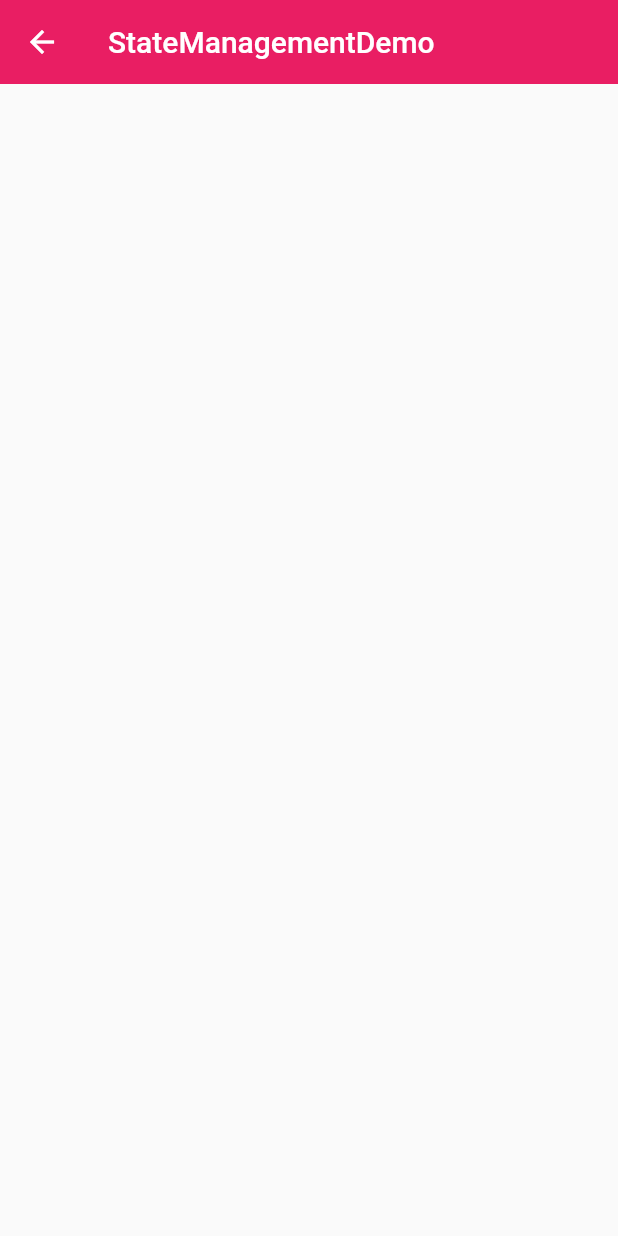
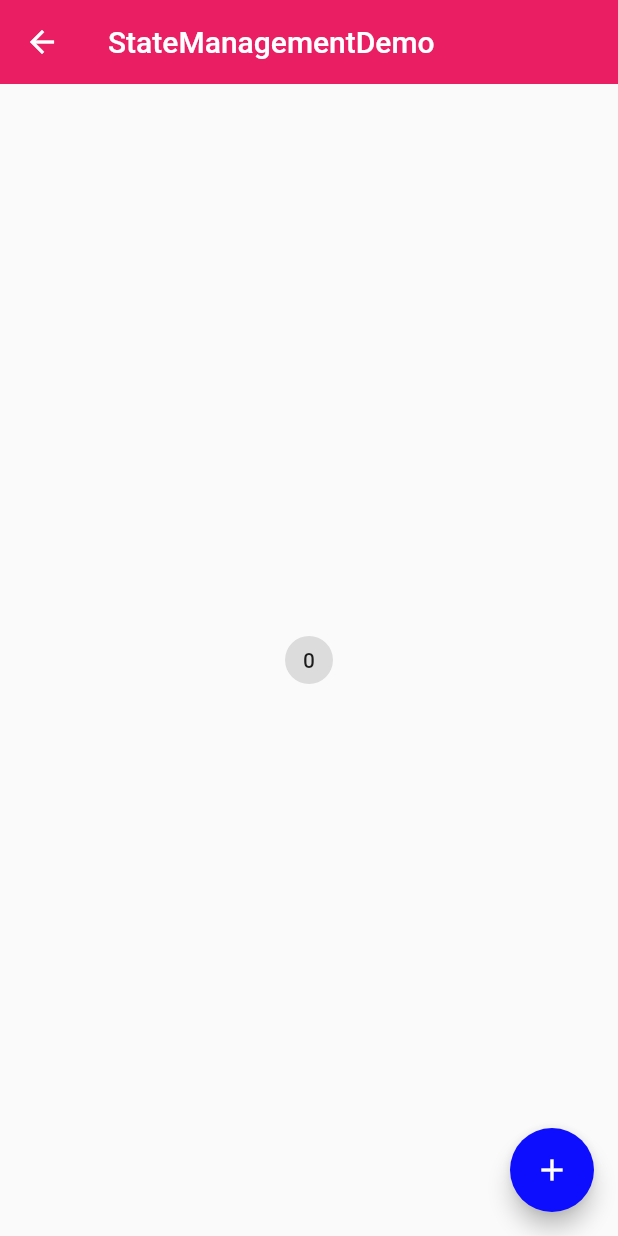
Before and after one commit to zht415/flutter, a Flutter app: the screen it shows after launch, on a phone screen of 412 x 824 dp. Run offline on Flutter 3.47's test engine with Material 2 defaults, Android fonts, the phone set to English and light mode, and no system bars.

Commit message:
4 StatelessWidget：无变化状态的小部件_【itjc8.com】

```diff
--- a/lib/demo/state/state_management_demo.dart
+++ b/lib/demo/state/state_management_demo.dart
@@ -1,7 +1,9 @@
 //状态管理
 
 import 'package:flutter/material.dart';
-class StateManagementDemo extends StatelessWidget {
+class StateManagementDemo extends StatelessWidget { //状态不再变化
+
+  int count = 0;
   @override
   Widget build(BuildContext context) {
     return Scaffold(
@@ -9,6 +11,18 @@ class StateManagementDemo extends StatelessWidget {
         title: Text('StateManagementDemo'),
         elevation: 0.0,
       ),
+      body: Center(
+        child: Chip(
+          label: Text('$count'),
+        ),
+      ),
+      floatingActionButton: FloatingActionButton(
+        child: Icon(Icons.add),
+        onPressed: (){
+          count += 1;
+          print(count);
+        },
+      ),
     );
   }
 }
```
